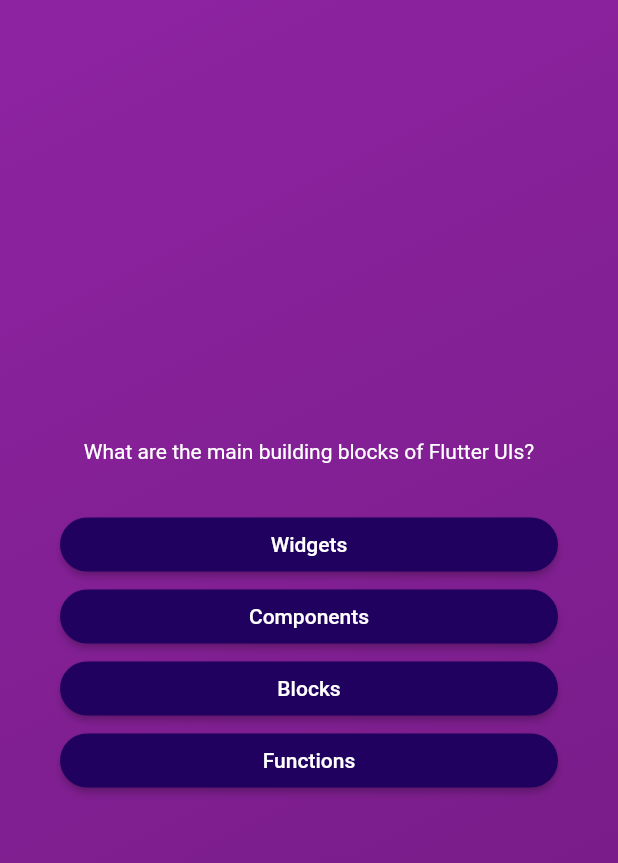
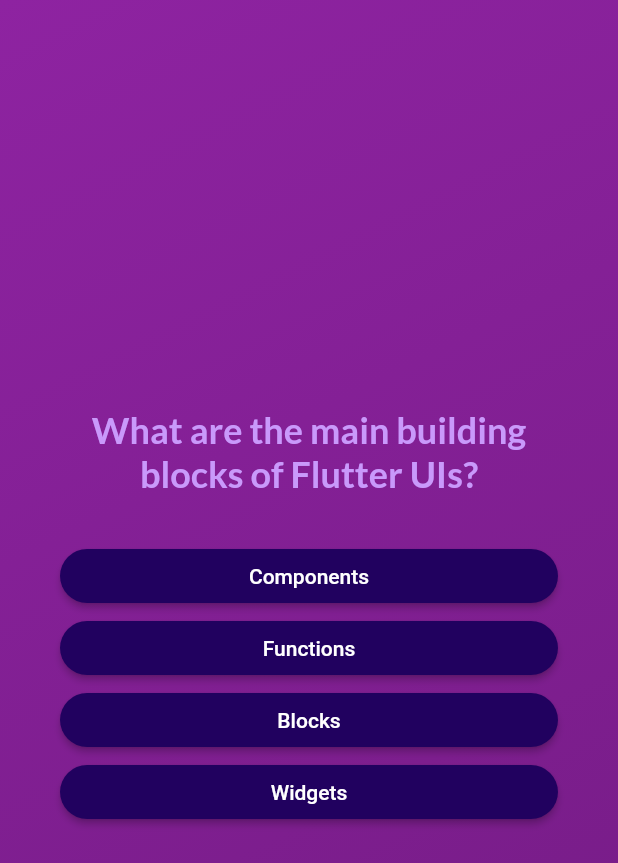
Before and after one commit to AbdulSami10/quiz_app, a Flutter app: the screen it shows after launch, after a tap on "Start Quiz", on a phone screen of 412 x 824 dp. Shown: the top 863 px of the screen. Run offline on Flutter 3.47's test engine with Material 2 defaults, Android fonts, the phone set to English and light mode, and no system bars; our stand-ins replace google_fonts.

```diff
--- a/lib/model/answer_button.dart
+++ b/lib/model/answer_button.dart
@@ -20,7 +20,10 @@ class AnswerButton extends StatelessWidget {
           borderRadius: BorderRadius.circular(40),
         ),
       ),
-      child: Text(answerText),
+      child: Text(
+        answerText,
+        textAlign: TextAlign.center,
+      ),
     );
   }
 }
--- a/lib/questions_screen.dart
+++ b/lib/questions_screen.dart
@@ -1,9 +1,11 @@
 import 'package:flutter/material.dart';
+import 'package:google_fonts/google_fonts.dart';
 import 'package:quiz/data/questions.dart';
 import 'package:quiz/model/answer_button.dart';
 
 class QuestionsScreen extends StatefulWidget {
-  const QuestionsScreen({super.key});
+  const QuestionsScreen({super.key, required this.onSelectAnswer});
+  final void Function(String answer) onSelectAnswer;
   @override
   State<QuestionsScreen> createState() {
     return _QuestionsScreenState();
@@ -11,9 +13,18 @@ class QuestionsScreen extends StatefulWidget {
 }
 
 class _QuestionsScreenState extends State<QuestionsScreen> {
+  var currentQuestionIndex = 0;
+  void answerQuestion(String answer) {
+    widget.onSelectAnswer(answer);
+
+    setState(() {
+      currentQuestionIndex += 1;
+    });
+  }
+
   @override
   Widget build(context) {
-    final currentQuestion = questions[0];
+    final currentQuestion = questions[currentQuestionIndex];
     return SizedBox(
         width: double.infinity,
         child: Container(
@@ -24,14 +35,21 @@ class _QuestionsScreenState extends State<QuestionsScreen> {
                 children: [
                   Text(
                     currentQuestion.text,
-                    style: const TextStyle(color: Colors.white),
+                    style: GoogleFonts.lato(
+                        color: const Color.fromARGB(255, 201, 153, 251),
+                        fontSize: 24,
+                        fontWeight: FontWeight.bold),
                     textAlign: TextAlign.center,
                   ),
                   const SizedBox(
                     height: 30,
                   ),
-                  ...currentQuestion.answers.map((item) {
-                    return AnswerButton(answerText: item, onTap: () {});
+                  ...currentQuestion.getShuffledAnswer().map((item) {
+                    return AnswerButton(
+                        answerText: item,
+                        onTap: () {
+                          answerQuestion(item);
+                        });
                   }),
                 ])));
   }
--- a/lib/quiz.dart
+++ b/lib/quiz.dart
@@ -1,5 +1,7 @@
 import 'package:flutter/material.dart';
+import 'package:quiz/data/questions.dart';
 import 'package:quiz/questions_screen.dart';
+import 'package:quiz/result_screen.dart';
 import 'package:quiz/start_screen.dart';
 
 class Quiz extends StatefulWidget {
@@ -11,10 +13,27 @@ class Quiz extends StatefulWidget {
 }
 
 class _QuizState extends State<Quiz> {
+  List<String> selectedAnswer = [];
   var activeScreen = 'start-screen';
 
   void switchScreen() {
     setState(() {
+      activeScreen = 'question-screen';
+    });
+  }
+
+  void chooseAnswer(String answer) {
+    selectedAnswer.add(answer);
+    if (selectedAnswer.length == questions.length) {
+      setState(() {
+        activeScreen = 'result-screen';
+      });
+    }
+  }
+
+  void restartQuiz() {
+    setState(() {
+      selectedAnswer = [];
       activeScreen = 'question-screen';
     });
   }
@@ -32,7 +51,12 @@ class _QuizState extends State<Quiz> {
           ),
           child: activeScreen == 'start-screen'
               ? StartScreen(switchScreen)
-              : const QuestionsScreen(),
+              : activeScreen == 'result-screen'
+                  ? ResultScreen(
+                      chosenAnswer: selectedAnswer,
+                      restartQuiz: restartQuiz,
+                    )
+                  : QuestionsScreen(onSelectAnswer: chooseAnswer),
         ),
       ),
     );
--- a/lib/start_screen.dart
+++ b/lib/start_screen.dart
@@ -1,4 +1,5 @@
 import 'package:flutter/material.dart';
+import 'package:google_fonts/google_fonts.dart';
 
 class StartScreen extends StatelessWidget {
   const StartScreen(this.startQuiz, {super.key});
@@ -17,9 +18,10 @@ class StartScreen extends StatelessWidget {
           const SizedBox(
             height: 80,
           ),
-          const Text(
+          Text(
             "Learn Flutter the fun way",
-            style: TextStyle(color: Colors.white, fontSize: 24),
+            style: GoogleFonts.lato(
+                color: const Color.fromARGB(255, 237, 223, 252), fontSize: 24),
           ),
           const SizedBox(
             height: 30,
--- a/pubspec.yaml
+++ b/pubspec.yaml
@@ -34,6 +34,7 @@ dependencies:
   # The following adds the Cupertino Icons font to your application.
   # Use with the CupertinoIcons class for iOS style icons.
   cupertino_icons: ^1.0.2
+  google_fonts: ^5.1.0
 
 dev_dependencies:
   flutter_test:
```
Also changed, not shown: lib/questions_summary/question_identifier.dart (added, +28 -0 lines), lib/questions_summary/question_summary.dart (added, +22 -0 lines), lib/questions_summary/summary_items.dart (added, +52 -0 lines), lib/result_screen.dart (added, +66 -0 lines), pubspec.lock, 1 other file.
